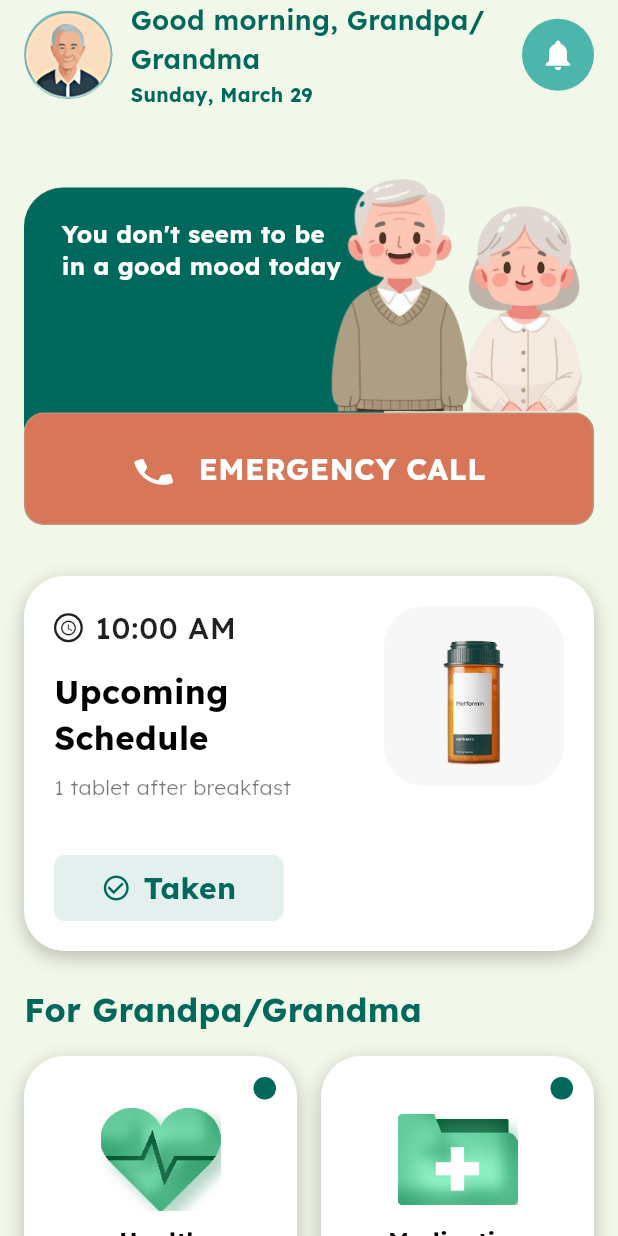
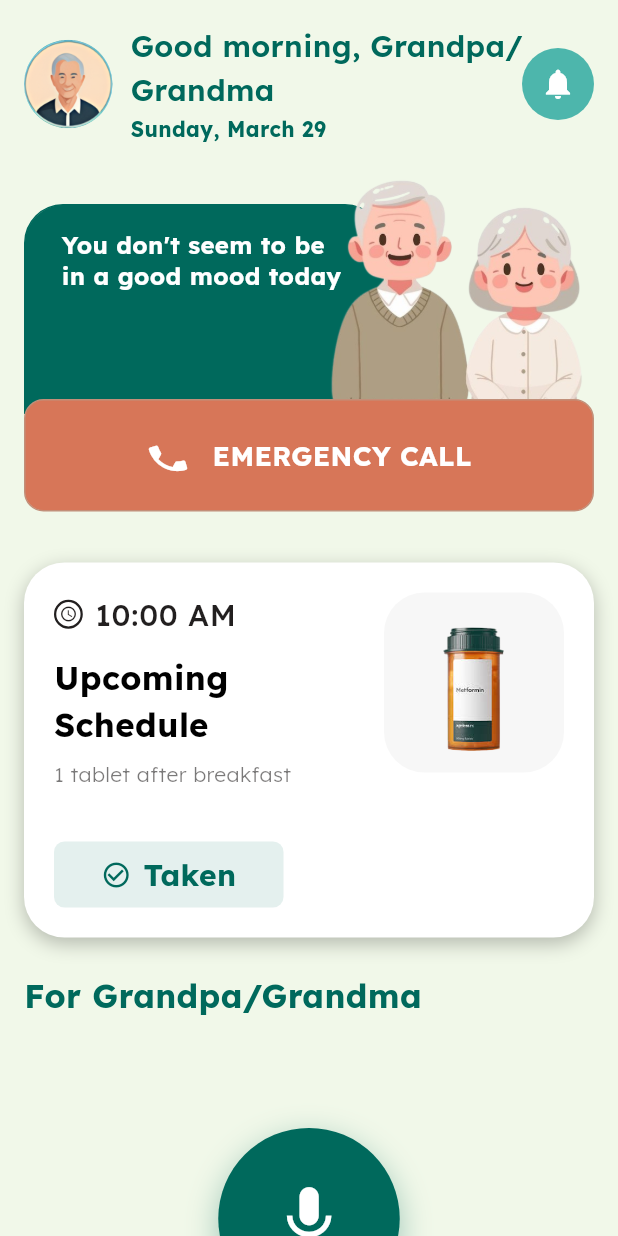
Before and after one commit to HungNguyenBa1811/memotion, a Flutter app: the PatientHomeScreen screen opened directly, on a phone screen of 412 x 824 dp. Run offline on Flutter 3.47's test engine with Material 3 defaults, Android fonts, the phone set to English and light mode, and no system bars; our stand-ins replace camera, connectivity_plus, dio, flutter_blue_plus, flutter_riverpod, flutter_secure_storage and 8 more; missing offline and left inert: alarm, health, mobile_scanner, video_thumbnail; accounts and stored records are empty.

Commit message:
fix: implement patient home screen with greeting hero and SOS functionality responsive

```diff
--- a/lib/features/home/screens/patient/patient_home_screen.dart
+++ b/lib/features/home/screens/patient/patient_home_screen.dart
@@ -72,36 +72,7 @@ class PatientHomeScreen extends ConsumerWidget {
       ),
     );
 
-    final actionsGrid = GridView.count(
-      crossAxisCount: 2,
-      shrinkWrap: true,
-      physics: const NeverScrollableScrollPhysics(),
-      crossAxisSpacing: 16,
-      mainAxisSpacing: 16,
-      childAspectRatio: 162 / 171,
-      children: [
-        ActionCard(
-          title: 'Health\nCheck',
-          iconAsset: 'assets/images/icon_heart_beat.png',
-          onTap: () {},
-        ),
-        ActionCard(
-          title: 'Medication\nReminder',
-          iconAsset: 'assets/images/icon_medicine_file.png',
-          onTap: () => context.go('/medication'),
-        ),
-        ActionCard(
-          title: 'Family\nChat',
-          iconAsset: 'assets/images/icon_calls.png',
-          onTap: () {},
-        ),
-        ActionCard(
-          title: 'Health\nRecord',
-          iconAsset: 'assets/images/icon_health_check.png',
-          onTap: () => context.push('/profile/health-report'),
-        ),
-      ],
-    );
+
 
     return Scaffold(
       backgroundColor: AppColors.lightGreen,
@@ -128,17 +99,18 @@ class PatientHomeScreen extends ConsumerWidget {
                       medicationSection,
                       const SizedBox(height: 24),
                       titleSection,
-                      const SizedBox(height: 16),
-                      actionsGrid,
-                      const SizedBox(height: 32),
+                      SizedBox(height: 80 * (ResponsiveUtils.isTabletOrLarger(context) ? 1.5 : 1.0)),
                       Center(
-                        child: VoiceRecordButton(
-                          size: VoiceRecordButtonSize.large,
-                          onPressed: () {},
-                          label: 'Ask AI',
+                        child: Transform.scale(
+                          scale: ResponsiveUtils.isTabletOrLarger(context) ? 1.5 : 1.1,
+                          child: VoiceRecordButton(
+                            size: VoiceRecordButtonSize.large,
+                            onPressed: () {},
+                            label: 'Ask AI',
+                          ),
                         ),
                       ),
-                      const SizedBox(height: 24),
+                      const SizedBox(height: 80),
                       SizedBox(height: ResponsiveUtils.bottomNavPadding(context)),
                       const SizedBox(height: 200)
                     ],
--- a/lib/features/home/widgets/patient_greeting_hero.dart
+++ b/lib/features/home/widgets/patient_greeting_hero.dart
@@ -82,15 +82,24 @@ class _PatientGreetingHeroState extends State<PatientGreetingHero>
   Widget build(BuildContext context) {
     final isTablet = ResponsiveUtils.isTabletOrLarger(context);
     final textScale = ResponsiveUtils.textScaleFactor(context);
-    final avatarSize = isTablet ? 100.0 : 59.0;
-    final notifIconSize = isTablet ? 40.0 : 24.0;
-    final notifBoxSize = isTablet ? 64.0 : 48.0; // Min 48 touch target
-    final phoneIconSize = isTablet ? 40.0 : 28.0;
+    final avatarSize = ResponsiveUtils.isLargeTablet(context) ? 170.0
+        : ResponsiveUtils.isTablet(context) ? 150.0
+        : 59.0;
+    final notifIconSize = ResponsiveUtils.isLargeTablet(context) ? 64.0
+        : ResponsiveUtils.isTablet(context) ? 56.0
+        : 24.0;
+    final notifBoxSize = ResponsiveUtils.isLargeTablet(context) ? 96.0
+        : ResponsiveUtils.isTablet(context) ? 84.0
+        : 48.0;
+    final phoneIconSize = ResponsiveUtils.isLargeTablet(context) ? 68.0
+        : ResponsiveUtils.isTablet(context) ? 56.0
+        : 28.0;
 
     // No outer Padding here — the parent screen owns horizontal padding.
     return Column(
       crossAxisAlignment: CrossAxisAlignment.start,
       children: [
+        const SizedBox(height: 16),
         // Header row: Avatar + Greeting + Date + Notification
         Row(
           crossAxisAlignment: CrossAxisAlignment.center,
@@ -124,7 +133,7 @@ class _PatientGreetingHeroState extends State<PatientGreetingHero>
                   Text(
                     '${widget.greeting}, ${widget.userName}',
                     style: AppTextStyles.headline2.copyWith(
-                      fontSize: 18 * textScale,
+                      fontSize: 20 * textScale,
                       color: AppColors.primary,
                     ),
                   ),
@@ -132,7 +141,7 @@ class _PatientGreetingHeroState extends State<PatientGreetingHero>
                   Text(
                     _getFormattedDate(),
                     style: AppTextStyles.bodySmall.copyWith(
-                      fontSize: 13 * textScale,
+                      fontSize: 14 * textScale,
                       fontWeight: FontWeight.w700,
                       color: AppColors.primary,
                     ),
@@ -162,16 +171,13 @@ class _PatientGreetingHeroState extends State<PatientGreetingHero>
           ],
         ),
 
-        const SizedBox(height: 32),
-
         // Mood section: Row fills full available width.
         // Left = fixed-width green card, Right = Expanded image area.
-        // Mood section: Stack so the image layer sits ON TOP of the card.
         LayoutBuilder(
           builder: (_, constraints) {
             final useWide = constraints.maxWidth >= 480;
-            final cardWidth = useWide ? 300.0 : 240.0;
-            final cardHeight = useWide ? 180.0 : 160.0;
+            final cardWidth = useWide ? 380.0 : 240.0;
+            final cardHeight = useWide ? 220.0 : 160.0;
             final imageHeight = cardHeight + (useWide ? 40.0 : 20.0);
 
             return SizedBox(
@@ -180,12 +186,17 @@ class _PatientGreetingHeroState extends State<PatientGreetingHero>
               child: Stack(
                 fit: StackFit.expand,
                 children: [
-                  // Layer 1 — green mood card, bottom-left
+                  // Layer 1 — Panel Left (transparent outer, primary bg pushed down 20px)
                   Align(
                     alignment: Alignment.bottomLeft,
-                    child: Container(
+                    child: SizedBox(
                       width: cardWidth,
                       height: cardHeight,
+                      child: Column(
+                        children: [
+                          const SizedBox(height: 20),
+                          Expanded(
+                            child: Container(
                               decoration: BoxDecoration(
                                 color: AppColors.primary,
                                 borderRadius: const BorderRadius.only(
@@ -194,13 +205,13 @@ class _PatientGreetingHeroState extends State<PatientGreetingHero>
                                 ),
                                 border: Border.all(color: AppColors.primary),
                               ),
-                      padding:
-                          const EdgeInsets.only(left: 24, top: 20, right: 20),
+                              padding: EdgeInsets.only(
+                                  left: 24, top: 16, right: (isTablet ? 0 : 24)),
                               child: Text(
                                 widget.moodMessage ??
                                     "You don't seem to be in a good mood today",
                                 style: AppTextStyles.headline3.copyWith(
-                          fontSize: 16 * textScale,
+                                  fontSize: (isTablet ? 20 : 16) * textScale,
                                   fontWeight: FontWeight.w700,
                                   color: Colors.white,
                                   height: 1.3,
@@ -208,9 +219,15 @@ class _PatientGreetingHeroState extends State<PatientGreetingHero>
                               ),
                             ),
                           ),
+                        ],
+                      ),
+                    ),
+                  ),
                   // Layer 2 — grandparent illustration, bottom-right, ON TOP of card
                   Align(
                     alignment: Alignment.bottomRight,
+                    child: Transform.translate(
+                      offset: const Offset(0, 10),
                       child: Image.asset(
                         'assets/images/caregiver_elderly.png',
                         height: imageHeight,
@@ -218,6 +235,7 @@ class _PatientGreetingHeroState extends State<PatientGreetingHero>
                         alignment: Alignment.bottomRight,
                         errorBuilder: (context, error, stack) =>
                             SizedBox(height: imageHeight),
+                      ),
                     ),
                   ),
                 ],
@@ -236,7 +254,7 @@ class _PatientGreetingHeroState extends State<PatientGreetingHero>
               borderRadius: BorderRadius.circular(13),
               child: Container(
                 width: double.infinity,
-                height: isTablet ? 90 : 75,
+                height: ResponsiveUtils.isLargeTablet(context) ? 128 : isTablet ? 114 : 75,
                 decoration: BoxDecoration(
                   color: AppColors.sosButton,
                   borderRadius: BorderRadius.circular(13),
@@ -266,12 +284,15 @@ class _PatientGreetingHeroState extends State<PatientGreetingHero>
                       ),
                     ),
                     // SOS text
-                    Text(
+                    Flexible(
+                      child: Text(
                         widget.actionButtonText,
+                        overflow: TextOverflow.ellipsis,
                         style: AppTextStyles.headline2.copyWith(
-                        fontSize: 20 * textScale,
+                          fontSize: (isTablet ? 24 : 18) * textScale,
                           fontWeight: FontWeight.w700,
                           color: Colors.white,
+                        ),
                       ),
                     ),
                   ],
```
Lines whose indentation alone changed are shown as unchanged.
